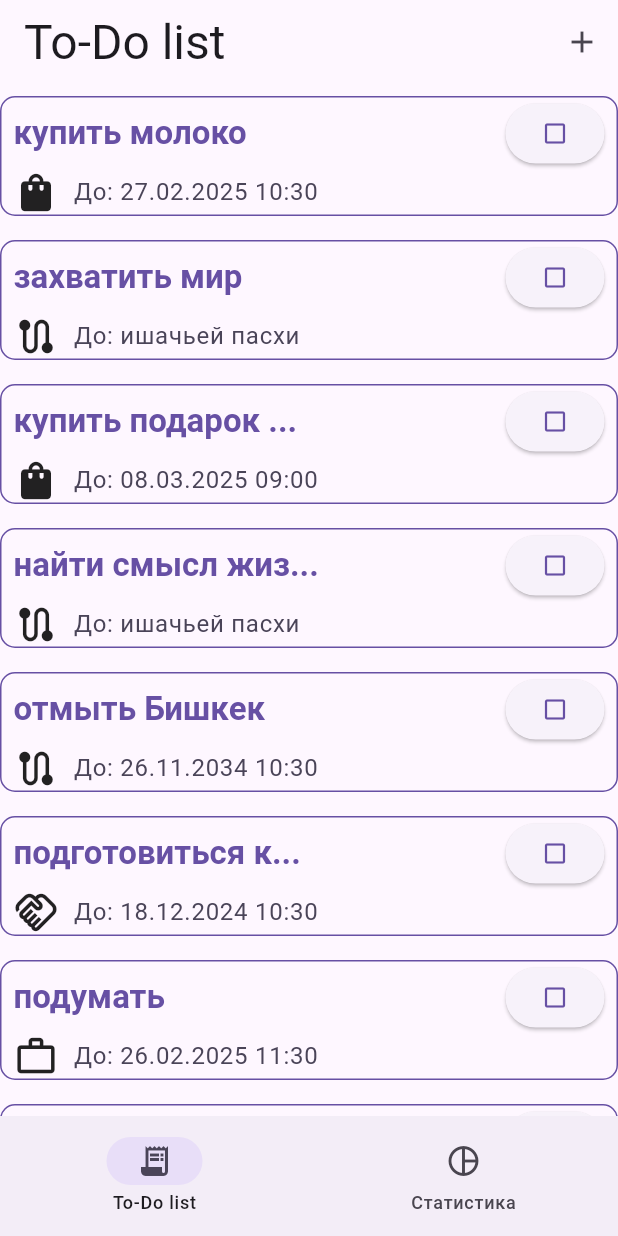
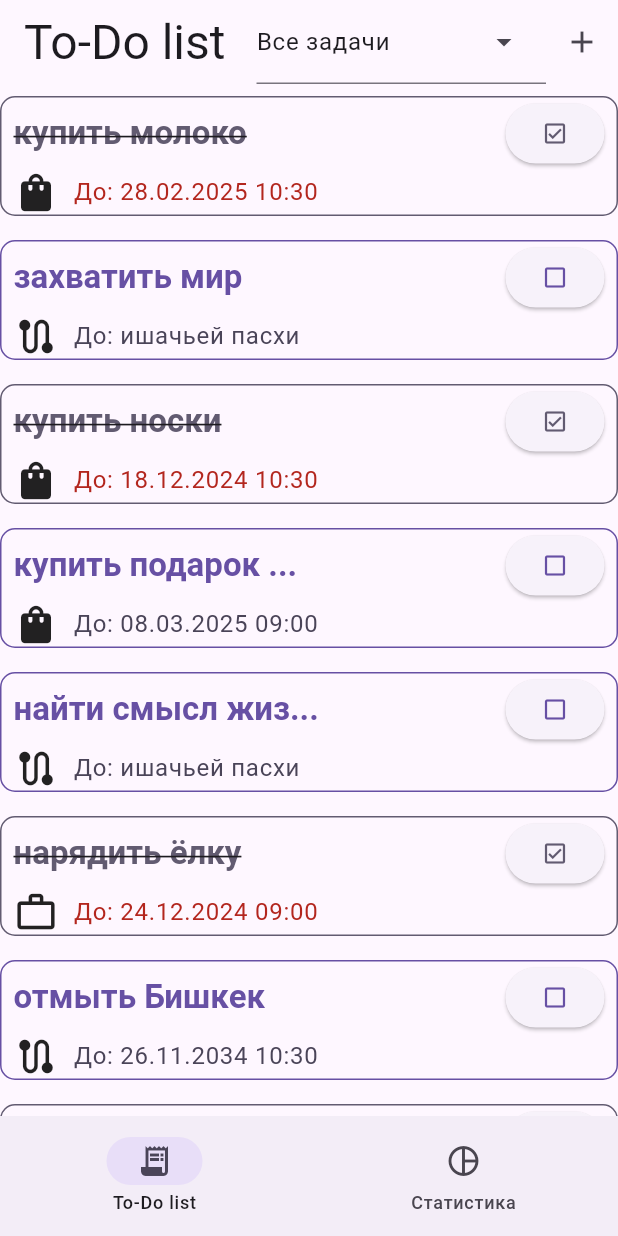
Before and after one commit to DonErnest/todo_list, a Flutter app: the screen it shows after launch, on a phone screen of 412 x 824 dp. Run offline on Flutter 3.47's test engine with Material 3 defaults, Android fonts, the phone set to English and light mode, and no system bars; drawn by our look-alikes of flutter_slidable; our stand-ins replace fl_chart.

Commit message:
Added more default tasks for demonstrating stats count

```diff
--- a/lib/models/task.dart
+++ b/lib/models/task.dart
@@ -19,13 +19,14 @@ class Task {
   DateTime? deadLine;
   DateTime? completedOn;
 
-  Task({
-    String? id,
+  Task(
+      {String? id,
       required this.description,
       required this.categoryId,
       this.deadLine,
       this.done = false,
-  }) : id = id ?? uuid.v4();
+      this.completedOn})
+      : id = id ?? uuid.v4();
 }
 
 int getCompletedCountByWeekDay(int weekDay, List<Task> tasks) {
@@ -65,8 +66,9 @@ List<Task> tasks = [
   Task(
       description: "купить молоко",
       categoryId: shoppingCategory.id,
-    deadLine: DateTime.now().add(Duration(days: 1)),
-  ),
+      deadLine: DateTime.now().add(Duration(days: 2)),
+      done: true,
+      completedOn: DateTime.now().add(Duration(days: 3))),
   Task(
     description: "захватить мир",
     categoryId: adventureCategory.id,
@@ -84,7 +86,14 @@ List<Task> tasks = [
       description: "подготовиться к зиме",
       categoryId: meetingCategory.id,
       deadLine: DateTime.now().subtract(Duration(days: 70)),
-  ),
+      done: true,
+      completedOn: DateTime.now().add(Duration(days: 4))),
+  Task(
+      description: "купить носки",
+      categoryId: shoppingCategory.id,
+      deadLine: DateTime.now().subtract(Duration(days: 70)),
+      done: true,
+      completedOn: DateTime.now().add(Duration(days: 4))),
   Task(
     description: "отмыть Бишкек",
     categoryId: adventureCategory.id,
@@ -100,4 +109,11 @@ List<Task> tasks = [
       deadLine: DateTime(2025, 3, 8, 9, 0, 0),
       categoryId: shoppingCategory.id),
   Task(description: "стать синьором", categoryId: workCategory.id),
+  Task(
+    description: "нарядить ёлку",
+    categoryId: workCategory.id,
+    deadLine: DateTime(2024, 12, 24, 9, 0, 0),
+    done: true,
+    completedOn: DateTime(2025, 2, 1, 9, 0, 0)
+  ),
 ];
--- a/lib/todo.dart
+++ b/lib/todo.dart
@@ -94,6 +94,7 @@ class _TodoListState extends State<TodoList> {
   }
 
   List<Destination> get destinations {
+    final theme = Theme.of(context);
     return [
       Destination(
         screenTitle: Text(
@@ -104,10 +105,24 @@ class _TodoListState extends State<TodoList> {
         icon: Icons.receipt_long_outlined,
         selectedIcon: Icons.receipt_long,
         appBarActions: [
+          DropdownMenu<int>(
+            controller: dropDownFilterController,
+            inputDecorationTheme: theme.inputDecorationTheme,
+            initialSelection: 0,
+            dropdownMenuEntries: [
+                  const DropdownMenuEntry(value: 0, label: "Все задачи")
+                ] +
+                categories
+                    .map<DropdownMenuEntry<int>>((category) =>
+                        DropdownMenuEntry(
+                            value: category.id, label: category.name))
+                    .toList(),
+            onSelected: filterTasks,
+          ),
           IconButton(
             onPressed: openAddTaskSheet,
-            icon: Icon(Icons.add),
-          ),
+            icon: const Icon(Icons.add),
+          )
         ],
         screen: TaskListScreen(
           tasks: userTasks,
```
Lines whose indentation alone changed are shown as unchanged.
